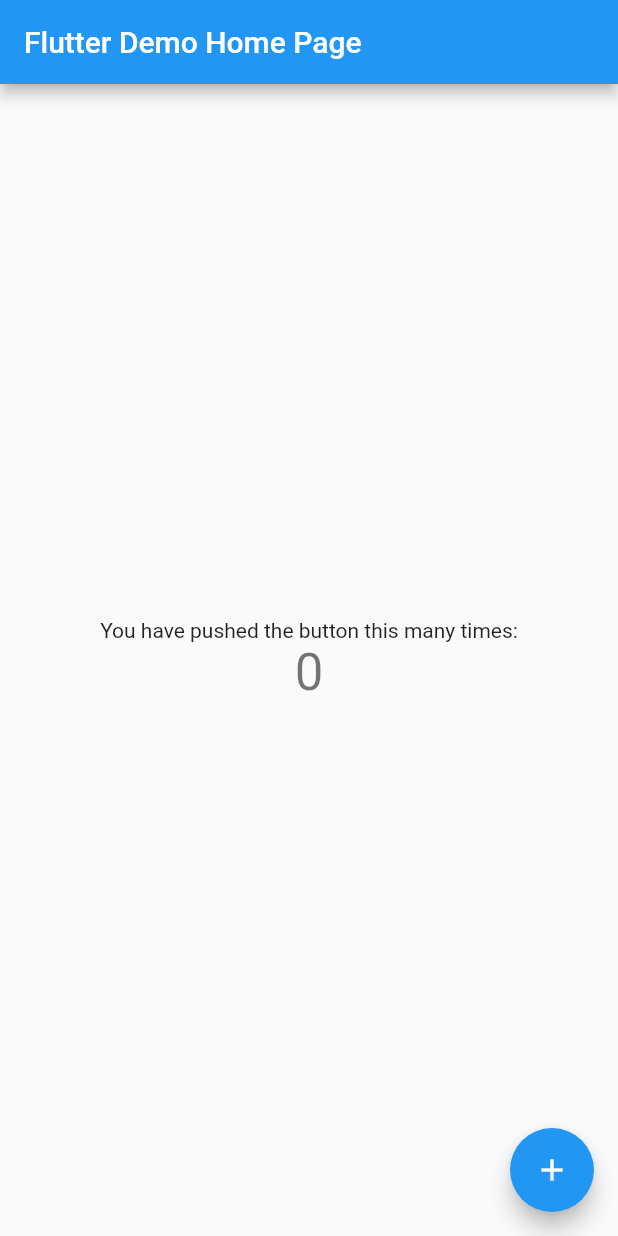
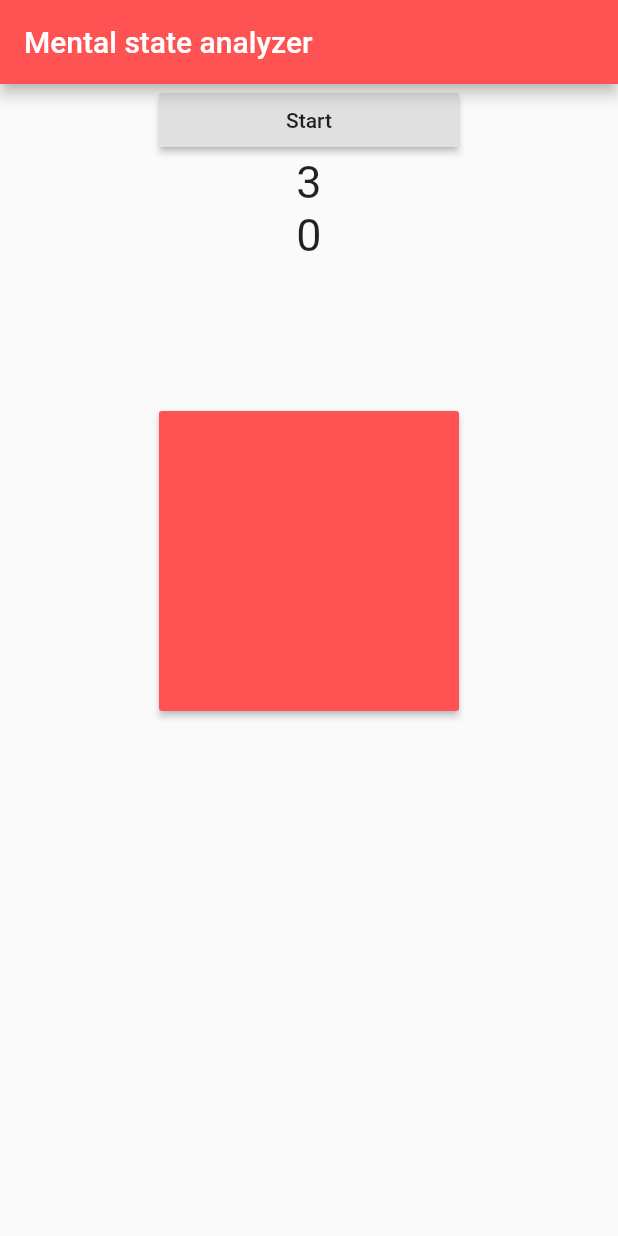
Before and after one commit to YaroslavGladun/MentalStateAnalyzer, a Flutter app: the screen it shows after launch, on a phone screen of 412 x 824 dp. Run offline on Flutter 3.47's test engine with Material 2 defaults, Android fonts, the phone set to English and light mode, and no system bars; our stand-ins replace tuple.

Commit message:
Created button panel

```diff
--- a/lib/main.dart
+++ b/lib/main.dart
@@ -1,111 +1,137 @@
+import 'dart:async';
+
 import 'package:flutter/material.dart';
+import 'package:tuple/tuple.dart';
 
 void main() => runApp(MyApp());
 
 class MyApp extends StatelessWidget {
-  // This widget is the root of your application.
   @override
   Widget build(BuildContext context) {
     return MaterialApp(
       title: 'Flutter Demo',
-      theme: ThemeData(
-        // This is the theme of your application.
-        //
-        // Try running your application with "flutter run". You'll see the
-        // application has a blue toolbar. Then, without quitting the app, try
-        // changing the primarySwatch below to Colors.green and then invoke
-        // "hot reload" (press "r" in the console where you ran "flutter run",
-        // or simply save your changes to "hot reload" in a Flutter IDE).
-        // Notice that the counter didn't reset back to zero; the application
-        // is not restarted.
-        primarySwatch: Colors.blue,
-      ),
-      home: MyHomePage(title: 'Flutter Demo Home Page'),
+      home: ButtonPage(),
+      debugShowCheckedModeBanner: false,
     );
   }
 }
 
-class MyHomePage extends StatefulWidget {
-  MyHomePage({Key key, this.title}) : super(key: key);
+class ButtonPage extends StatefulWidget {
+  @override
+  _ButtonPageState createState() => _ButtonPageState();
+}
 
-  // This widget is the home page of your application. It is stateful, meaning
-  // that it has a State object (defined below) that contains fields that affect
-  // how it looks.
+class _ButtonPageState extends State<ButtonPage> {
+  Timer _timer;
+  int _start = 3;
+  int _counter = 0;
+  bool _started = false;
+  Color _buttonColor = Colors.redAccent;
+  DateTime _startTime = DateTime.now();
+  List<double> _clicks = new List();
+  List<int> _graph = new List();
 
-  // This class is the configuration for the state. It holds the values (in this
-  // case the title) provided by the parent (in this case the App widget) and
-  // used by the build method of the State. Fields in a Widget subclass are
-  // always marked "final".
+  //List<int> formatToGraph(int N)
+  //{
+  //  List<Tuple2<double, double>> = new List(10);
+  //}
 
-  final String title;
+  void startTimer() {
+    const oneSec = const Duration(seconds: 1);
+    _timer = new Timer.periodic(
+      oneSec,
+      (Timer timer) => setState(
+        () {
+          if (_start < 1) {
+            if (_started) {
+              _clicks.sort();
+              print(_clicks);
+              print("1");
+              print("2");
+              _buttonColor = Colors.redAccent;
+
+              timer.cancel();
+              _started = false;
+              _start = 3;
+            } else {
+              _buttonColor = Colors.greenAccent;
+              _startTime = DateTime.now();
+              _clicks = List();
+
+              timer.cancel();
+              _start = 20;
+              startTimer();
+              _started = true;
+            }
+          } else {
+            _start = _start - 1;
+          }
+        },
+      ),
+    );
+  }
 
   @override
-  _MyHomePageState createState() => _MyHomePageState();
-}
-
-class _MyHomePageState extends State<MyHomePage> {
-  int _counter = 0;
-
-  void _incrementCounter() {
-    setState(() {
-      // This call to setState tells the Flutter framework that something has
-      // changed in this State, which causes it to rerun the build method below
-      // so that the display can reflect the updated values. If we changed
-      // _counter without calling setState(), then the build method would not be
-      // called again, and so nothing would appear to happen.
-      _counter++;
-    });
+  void dispose() {
+    _timer.cancel();
+    super.dispose();
   }
 
   @override
   Widget build(BuildContext context) {
-    // This method is rerun every time setState is called, for instance as done
-    // by the _incrementCounter method above.
-    //
-    // The Flutter framework has been optimized to make rerunning build methods
-    // fast, so that you can just rebuild anything that needs updating rather
-    // than having to individually change instances of widgets.
     return Scaffold(
       appBar: AppBar(
-        // Here we take the value from the MyHomePage object that was created by
-        // the App.build method, and use it to set our appbar title.
-        title: Text(widget.title),
+        backgroundColor: _buttonColor,
+        title: Text("Mental state analyzer"),
       ),
       body: Center(
-        // Center is a layout widget. It takes a single child and positions it
-        // in the middle of the parent.
         child: Column(
-          // Column is also a layout widget. It takes a list of children and
-          // arranges them vertically. By default, it sizes itself to fit its
-          // children horizontally, and tries to be as tall as its parent.
-          //
-          // Invoke "debug painting" (press "p" in the console, choose the
-          // "Toggle Debug Paint" action from the Flutter Inspector in Android
-          // Studio, or the "Toggle Debug Paint" command in Visual Studio Code)
-          // to see the wireframe for each widget.
-          //
-          // Column has various properties to control how it sizes itself and
-          // how it positions its children. Here we use mainAxisAlignment to
-          // center the children vertically; the main axis here is the vertical
-          // axis because Columns are vertical (the cross axis would be
-          // horizontal).
-          mainAxisAlignment: MainAxisAlignment.center,
           children: <Widget>[
-            Text(
-              'You have pushed the button this many times:',
+            Container(
+              width: 200.0,
+              child: RaisedButton(
+                child: Text("Start"),
+                onPressed: () {
+                  setState(() {
+                    _counter = 0;
+                  });
+                  startTimer();
+                },
+              ),
             ),
             Text(
-              '$_counter',
-              style: Theme.of(context).textTheme.display1,
+              "$_start",
+              style: TextStyle(fontSize: 30.0),
+            ),
+            Text(
+              "$_counter",
+              style: TextStyle(fontSize: 30.0),
+            ),
+            Container(
+              height: 100.0,
+            ),
+            Container(
+              height: 200.0,
+              width: 200.0,
+              child: RaisedButton(
+                color: _buttonColor,
+                onPressed: () {
+                  if (_started) {
+                    setState(() {
+                      _clicks.add((DateTime.now().second - _startTime.second)
+                              .toDouble() +
+                          (DateTime.now().millisecond - _startTime.millisecond)
+                                  .toDouble() /
+                              1000.0);
+                      _counter += 1;
+                    });
+                  }
+                },
+              ),
             ),
           ],
         ),
       ),
-      floatingActionButton: FloatingActionButton(
-        onPressed: _incrementCounter,
-        tooltip: 'Increment',
-        child: Icon(Icons.add),
-      ), // This trailing comma makes auto-formatting nicer for build methods.
     );
   }
 }
--- a/pubspec.yaml
+++ b/pubspec.yaml
@@ -23,6 +23,7 @@ dependencies:
   # The following adds the Cupertino Icons font to your application.
   # Use with the CupertinoIcons class for iOS style icons.
   cupertino_icons: ^0.1.2
+  tuple: ^1.0.3
 
 dev_dependencies:
   flutter_test:
```
Also changed, not shown: pubspec.lock.
